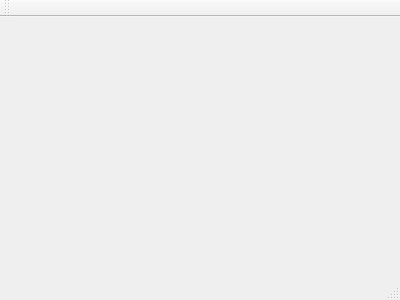
Old version of the form GUI/mainwindow.ui in the repository trashcrash/TimeManager.
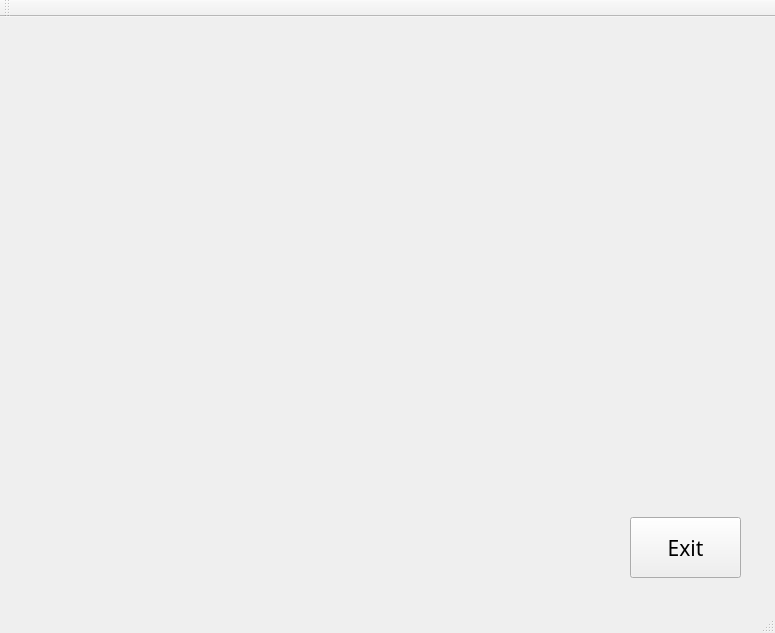
New version of the form.

Commit message: Create an exit button

The edit to the form file:
```diff
--- a/GUI/mainwindow.ui
+++ b/GUI/mainwindow.ui
@@ -1,24 +1,70 @@
 <ui version="4.0">
  <class>MainWindow</class>
- <widget class="QMainWindow" name="MainWindow" >
-  <property name="geometry" >
+ <widget class="QMainWindow" name="MainWindow">
+  <property name="geometry">
    <rect>
     <x>0</x>
     <y>0</y>
-    <width>400</width>
-    <height>300</height>
+    <width>775</width>
+    <height>633</height>
    </rect>
   </property>
   <property name="windowTitle" >
    <string>MainWindow</string>
   </property>
-  <widget class="QMenuBar" name="menuBar" />
-  <widget class="QToolBar" name="mainToolBar" />
-  <widget class="QWidget" name="centralWidget" />
-  <widget class="QStatusBar" name="statusBar" />
+  <widget class="QWidget" name="centralWidget">
+   <widget class="QPushButton" name="exit_button">
+    <property name="geometry">
+     <rect>
+      <x>630</x>
+      <y>500</y>
+      <width>111</width>
+      <height>61</height>
+     </rect>
+    </property>
+    <property name="font">
+     <font>
+      <family>Ubuntu Light</family>
+      <pointsize>16</pointsize>
+     </font>
+    </property>
+    <property name="text">
+     <string>Exit</string>
+    </property>
+    <property name="iconSize">
+     <size>
+      <width>16</width>
+      <height>16</height>
+     </size>
+    </property>
+   </widget>
+  </widget>
+  <widget class="QMenuBar" name="menuBar">
+   <property name="geometry">
+    <rect>
+     <x>0</x>
+     <y>0</y>
+     <width>775</width>
+     <height>22</height>
+    </rect>
+   </property>
+  </widget>
+  <widget class="QToolBar" name="mainToolBar">
+   <attribute name="toolBarArea">
+    <enum>TopToolBarArea</enum>
+   </attribute>
+   <attribute name="toolBarBreak">
+    <bool>false</bool>
+   </attribute>
+  </widget>
+  <widget class="QStatusBar" name="statusBar"/>
+  <action name="actionExit">
+   <property name="text">
+    <string>Exit</string>
+   </property>
+  </action>
  </widget>
- <layoutDefault spacing="6" margin="11" />
- <pixmapfunction></pixmapfunction>
+ <layoutdefault spacing="6" margin="11"/>
  <resources/>
  <connections/>
 </ui>
```
Left out of the diff: 3 changed lines with no effect on the pictures. The commit also changes 3 other files.
